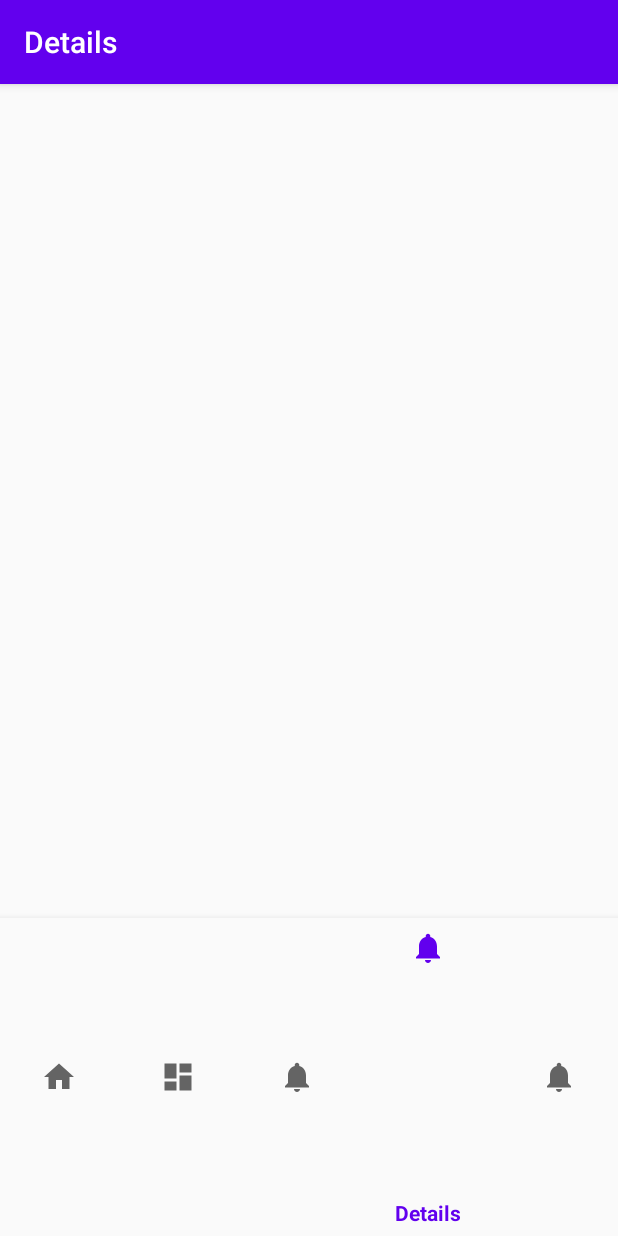
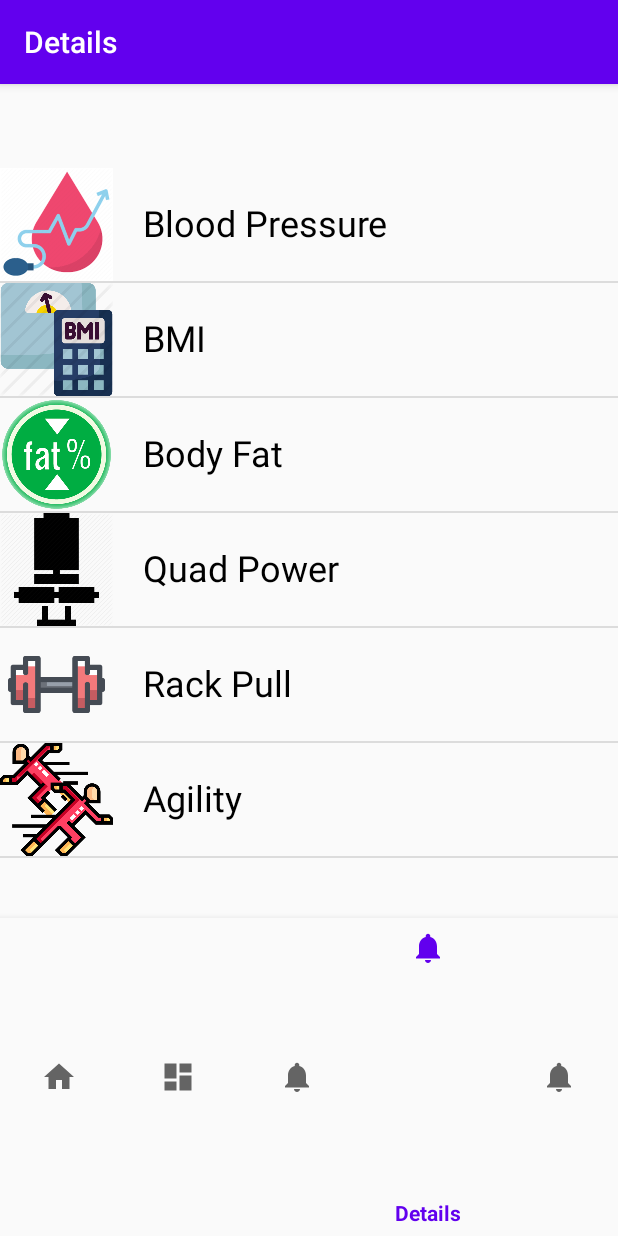
Before and after one commit to ErnestRepublicPoly/FYP, an Android app: the Details screen opened through its navigation route, on a phone screen of 412 x 824 dp. Run offline under Robolectric (Android 15) with nearby library versions, the phone set to English and light mode, and no system bars; our stand-ins replace Firebase (no records; nobody signed in at launch, a user with empty details on screens opened directly), navigation-ui.

Commit message:
ListView for Details Page

```diff
--- a/app/src/main/java/sg/edu/rp/c346/round3/Details.java
+++ b/app/src/main/java/sg/edu/rp/c346/round3/Details.java
@@ -11,26 +11,41 @@ import androidx.fragment.app.Fragment;
 import android.view.LayoutInflater;
 import android.view.View;
 import android.view.ViewGroup;
+import android.widget.ArrayAdapter;
+import android.widget.ListView;
+
+import java.util.ArrayList;
 
 public class Details extends Fragment {
 
     private DetailsViewModel mViewModel;
 
+
     public static Details newInstance() {
         return new Details();
     }
 
-    @Override
-    public View onCreateView(@NonNull LayoutInflater inflater, @Nullable ViewGroup container,
-                             @Nullable Bundle savedInstanceState) {
-        return inflater.inflate(R.layout.details_fragment, container, false);
-    }
+    public View onCreateView(@NonNull LayoutInflater inflater,
+                             ViewGroup container, Bundle savedInstanceState) {
+        mViewModel = ViewModelProviders.of(this).get(DetailsViewModel.class);
+        View root = inflater.inflate(R.layout.details_fragment, container, false);
+        ListView lv;
+        ArrayAdapter<InfoClass> aa;
+        lv = root.findViewById(R.id.lvInfo);
 
-    @Override
-    public void onActivityCreated(@Nullable Bundle savedInstanceState) {
-        super.onActivityCreated(savedInstanceState);
-        mViewModel = ViewModelProviders.of(this).get(DetailsViewModel.class);
-        // TODO: Use the ViewModel
+
+        final ArrayList<InfoClass> currentInfo = new ArrayList<InfoClass>();
+        currentInfo.add(new InfoClass("Blood Pressure",R.drawable.bloodpressure));
+        currentInfo.add(new InfoClass("BMI",R.drawable.bmi));
+        currentInfo.add(new InfoClass("Body Fat",R.drawable.fat));
+        currentInfo.add(new InfoClass("Quad Power",R.drawable.legcurl));
+        currentInfo.add(new InfoClass("Rack Pull",R.drawable.rackpull));
+        currentInfo.add(new InfoClass("Agility",R.drawable.agility));
+
+        aa = new DetailsAdapter(getContext(),R.layout.details_info_design,currentInfo);
+        lv.setAdapter(aa);
+
+        return root;
     }
 
 }
--- /dev/null
+++ b/app/src/main/java/sg/edu/rp/c346/round3/DetailsAdapter.java
@@ -0,0 +1,42 @@
+package sg.edu.rp.c346.round3;
+
+import android.content.Context;
+import android.view.LayoutInflater;
+import android.view.View;
+import android.view.ViewGroup;
+import android.widget.ArrayAdapter;
+import android.widget.ImageView;
+import android.widget.TextView;
+
+import java.util.ArrayList;
+
+public class DetailsAdapter extends ArrayAdapter<InfoClass> {
+    private ArrayList<InfoClass> currInfo;
+    private Context context;
+    private TextView tvName;
+    private ImageView ivImage;
+    int resource;
+
+    public DetailsAdapter(Context context, int resource, ArrayList<InfoClass> classes) {
+        super(context, resource, classes);
+        this.context = context;
+        this.currInfo = classes;
+        this.resource = resource;
+    }
+
+    @Override
+    public View getView(int position, View convertView, ViewGroup parent){
+        LayoutInflater inflater = (LayoutInflater) context.getSystemService(Context.LAYOUT_INFLATER_SERVICE);
+        View rowView = inflater.inflate(R.layout.details_info_design, parent, false);
+
+        tvName = (TextView) rowView.findViewById(R.id.tvInfoName);
+        ivImage = (ImageView) rowView.findViewById(R.id.ivPic);
+
+        InfoClass currInfoList = currInfo.get(position);
+
+        tvName.setText(currInfoList.getInfoName());
+        ivImage.setImageResource(currInfoList.getImage());
+
+        return rowView;
+    }
+}
--- /dev/null
+++ b/app/src/main/java/sg/edu/rp/c346/round3/InfoClass.java
@@ -0,0 +1,19 @@
+package sg.edu.rp.c346.round3;
+
+public class InfoClass {
+    private String infoName;
+    private int image;
+
+    public InfoClass(String infoName, int image) {
+        this.infoName = infoName;
+        this.image = image;
+    }
+
+    public String getInfoName() {
+        return infoName;
+    }
+
+    public int getImage() {
+        return image;
+    }
+}
--- a/app/src/main/res/layout/details_fragment.xml
+++ b/app/src/main/res/layout/details_fragment.xml
@@ -6,6 +6,7 @@
     tools:context=".Details">
 
     <ListView
+        android:id="@+id/lvInfo"
         android:layout_width="match_parent"
         android:layout_height="match_parent" />
 </LinearLayout>
--- /dev/null
+++ b/app/src/main/res/layout/details_info_design.xml
@@ -0,0 +1,31 @@
+<?xml version="1.0" encoding="utf-8"?>
+<LinearLayout xmlns:android="http://schemas.android.com/apk/res/android"
+    xmlns:app="http://schemas.android.com/apk/res-auto"
+    android:layout_width="match_parent"
+    android:layout_height="wrap_content"
+    android:orientation="vertical">
+
+    <LinearLayout
+        android:layout_width="match_parent"
+        android:layout_height="wrap_content"
+        android:orientation="horizontal">
+
+        <ImageView
+            android:id="@+id/ivPic"
+            android:layout_width="75dp"
+            android:layout_height="75dp"
+            android:layout_weight="0"
+            app:srcCompat="@drawable/agility" />
+
+        <TextView
+            android:id="@+id/tvInfoName"
+            android:layout_width="200dp"
+            android:layout_height="wrap_content"
+            android:layout_marginLeft="20dp"
+            android:layout_marginTop="20dp"
+            android:layout_weight="0"
+            android:text="TextView"
+            android:textColor="#000000"
+            android:textSize="24sp" />
+    </LinearLayout>
+</LinearLayout>
```
Also changed, not shown: app/src/main/res/drawable/agility.png (added), app/src/main/res/drawable/bloodpressure.png (added), app/src/main/res/drawable/bmi.png (added), app/src/main/res/drawable/fat.png (added), app/src/main/res/drawable/legcurl.png (added), app/src/main/res/drawable/rackpull.png (added).
